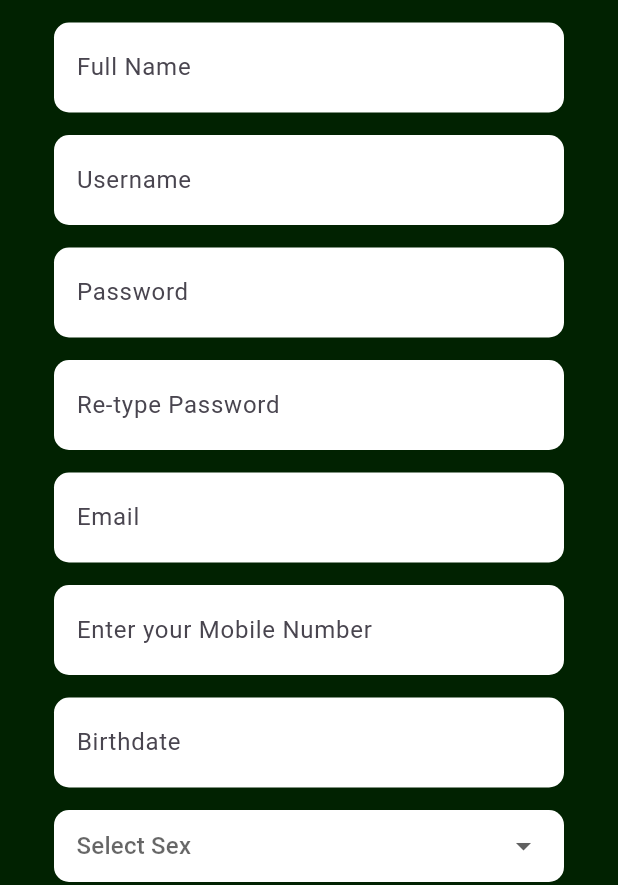
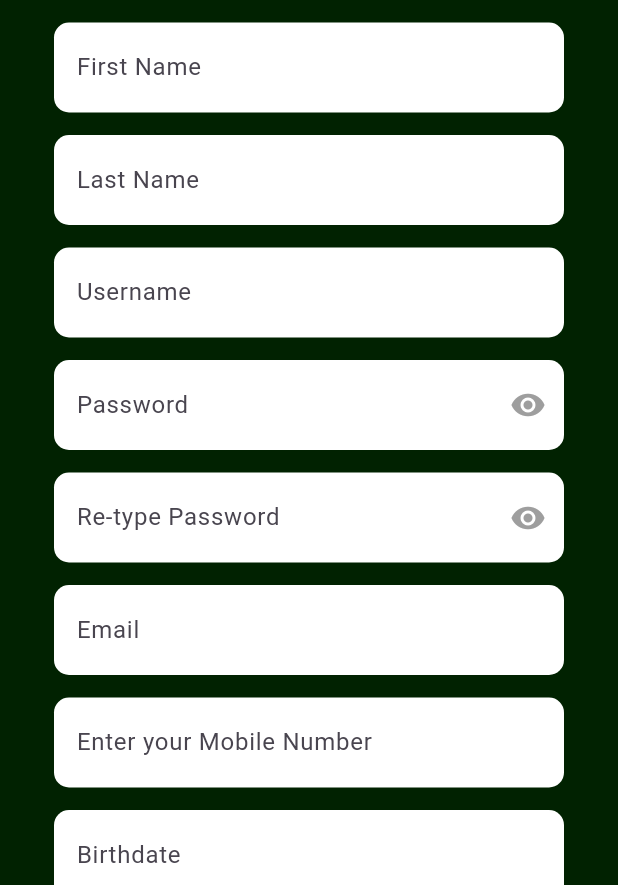
Before and after one commit to CenturyTuna115/serenity_final, a Flutter app: the screen it shows after launch, after a tap on "Sign Up", on a phone screen of 412 x 824 dp, the part 351-1236 px from its top. Run offline on Flutter 3.47's test engine with Material 3 defaults, Android fonts, the light colour scheme and no system bars; our stand-ins replace audioplayers, contacts_service, file_picker, firebase_auth, firebase_core, firebase_database and 10 more; missing offline and left inert: agora_rtc_engine, flutter_sound, telephony; accounts and stored records are empty.

Commit message:
fixed show password, first/lastname and the audo is not shared

```diff
--- a/serenity_mobile/lib/screens/Login.dart
+++ b/serenity_mobile/lib/screens/Login.dart
@@ -84,6 +84,8 @@ class _LoginScreenState extends State<LoginScreen> {
     );
   }
 
+  bool _obscurePassword = true;
+
   Widget _buildPasswordField(
       TextEditingController controller, String labelText) {
     return Container(
@@ -96,11 +98,22 @@ class _LoginScreenState extends State<LoginScreen> {
       ),
       child: TextField(
         controller: controller,
-        obscureText: true,
+        obscureText: _obscurePassword,
         decoration: InputDecoration(
           labelText: labelText,
           contentPadding: const EdgeInsets.all(15),
           border: InputBorder.none,
+          suffixIcon: IconButton(
+            icon: Icon(
+              _obscurePassword ? Icons.visibility : Icons.visibility_off,
+              color: Colors.grey,
+            ),
+            onPressed: () {
+              setState(() {
+                _obscurePassword = !_obscurePassword;
+              });
+            },
+          ),
         ),
       ),
     );
--- a/serenity_mobile/lib/screens/Register.dart
+++ b/serenity_mobile/lib/screens/Register.dart
@@ -14,7 +14,8 @@ class RegisterScreen extends StatefulWidget {
 }
 
 class _RegisterScreenState extends State<RegisterScreen> {
-  final TextEditingController _fullname = TextEditingController();
+  final TextEditingController _firstName = TextEditingController();
+  final TextEditingController _lastName = TextEditingController();
   final TextEditingController _username = TextEditingController();
   final TextEditingController _password = TextEditingController();
   final TextEditingController _confirmpass = TextEditingController();
@@ -62,7 +63,9 @@ class _RegisterScreenState extends State<RegisterScreen> {
                 ),
               ),
               const SizedBox(height: 15),
-              _buildTextField(_fullname, "Full Name"),
+              _buildTextField(_firstName, "First Name"),
+              const SizedBox(height: 15),
+              _buildTextField(_lastName, "Last Name"),
               const SizedBox(height: 15),
               _buildTextField(_username, "Username"),
               const SizedBox(height: 15),
@@ -140,6 +143,9 @@ class _RegisterScreenState extends State<RegisterScreen> {
     );
   }
 
+  bool _obscurePassword = true;
+  bool _obscureConfirmPassword = true;
+
   Widget _buildPasswordField(
       TextEditingController controller, String labelText) {
     return Container(
@@ -152,11 +158,32 @@ class _RegisterScreenState extends State<RegisterScreen> {
       ),
       child: TextField(
         controller: controller,
-        obscureText: true,
+        obscureText: labelText == "Password"
+            ? _obscurePassword
+            : _obscureConfirmPassword,
         decoration: InputDecoration(
           labelText: labelText,
           contentPadding: const EdgeInsets.all(15),
           border: InputBorder.none,
+          suffixIcon: IconButton(
+            icon: Icon(
+              (labelText == "Password"
+                      ? _obscurePassword
+                      : _obscureConfirmPassword)
+                  ? Icons.visibility
+                  : Icons.visibility_off,
+              color: Colors.grey,
+            ),
+            onPressed: () {
+              setState(() {
+                if (labelText == "Password") {
+                  _obscurePassword = !_obscurePassword;
+                } else {
+                  _obscureConfirmPassword = !_obscureConfirmPassword;
+                }
+              });
+            },
+          ),
         ),
       ),
     );
@@ -287,7 +314,7 @@ class _RegisterScreenState extends State<RegisterScreen> {
         _email.text,
         _password.text,
         _username.text,
-        _fullname.text,
+        '${_firstName.text} ${_lastName.text}',
         _number.text,
         selectedConditions.join(", "),
       );
@@ -299,7 +326,7 @@ class _RegisterScreenState extends State<RegisterScreen> {
         DatabaseReference userRef =
             FirebaseDatabase.instance.ref('administrator/users/${user.uid}');
         await userRef.set({
-          'full_name': _fullname.text,
+          'full_name': '${_firstName.text} ${_lastName.text}',
           'username': _username.text,
           'email': _email.text,
           'phone_number': _number.text,
```
Also changed, not shown: serenity_mobile/lib/screens/customize.dart (+23 -6 lines), serenity_mobile/lib/screens/emergencymode.dart (+23 -6 lines), serenity_mobile/lib/screens/voices_screen.dart (+88 -7 lines).
